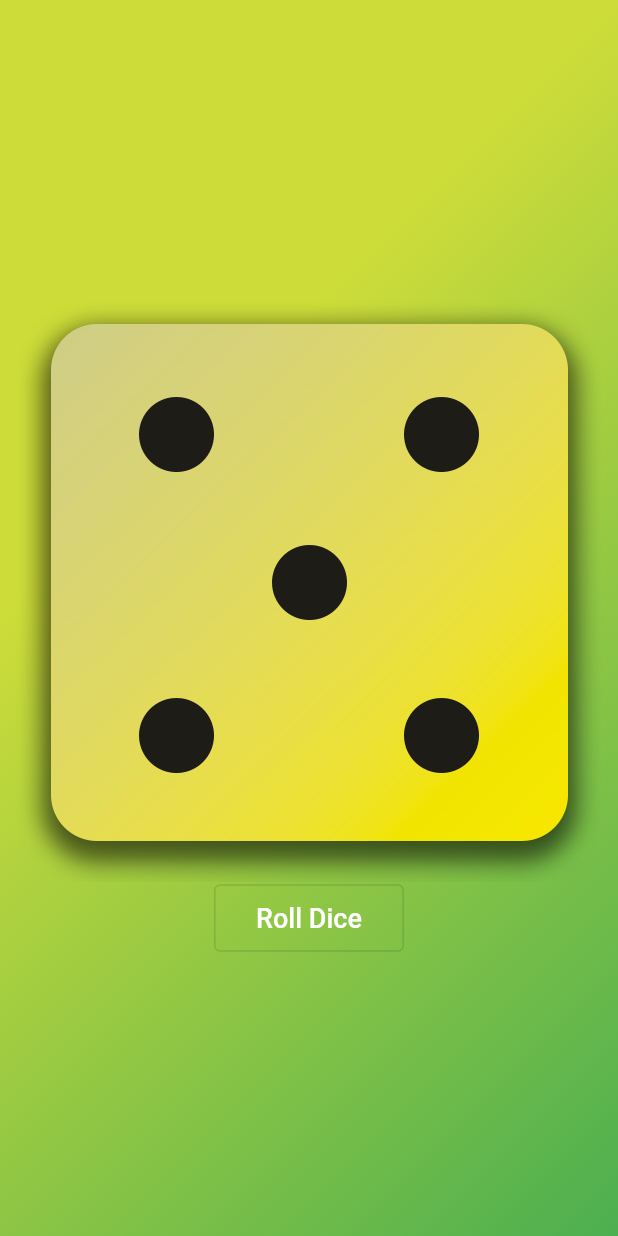
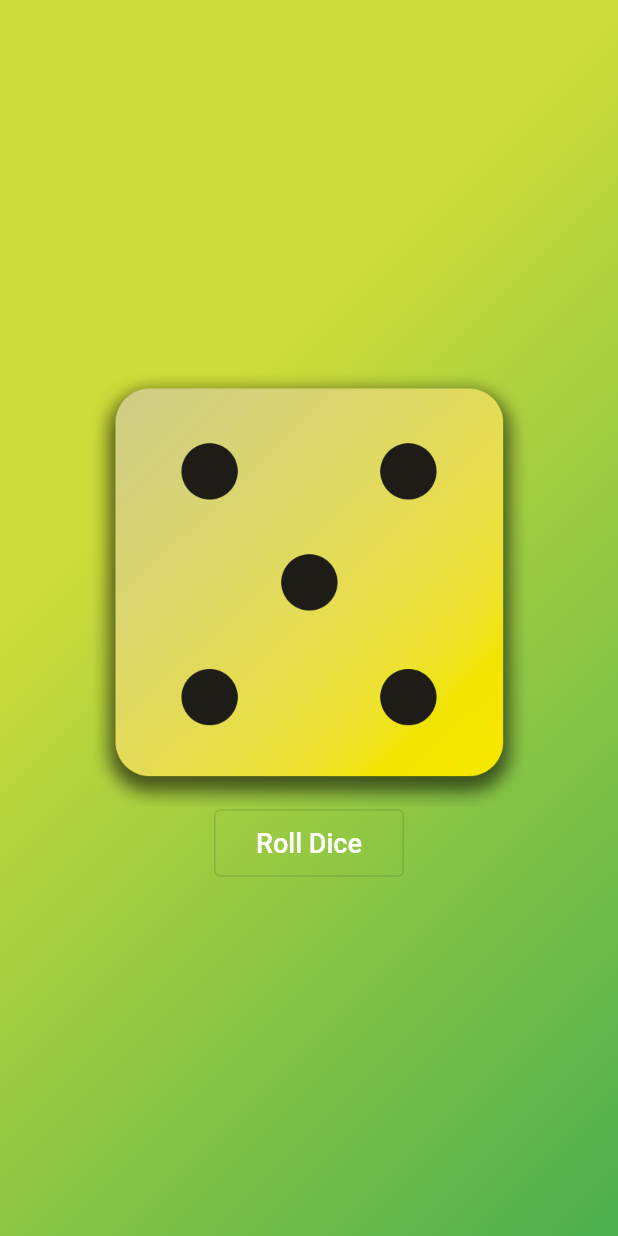
Before and after one commit to alilosoft/flutter_dice_roll, a Flutter app: the screen it shows after launch, after a tap on "Roll Dice", on a phone screen of 412 x 824 dp. Run offline on Flutter 3.47's test engine with Material 2 defaults, Android fonts, the phone set to English and light mode, and no system bars.

Commit message:
code optimisation

```diff
--- a/lib/dice_roller.dart
+++ b/lib/dice_roller.dart
@@ -10,12 +10,12 @@ class DiceRoller extends StatefulWidget {
 }
 
 class _DiceRollerState extends State<DiceRoller> {
-  var _currentDice = 'assets/images/dice-1.png';
+  var _currentDice = 1;
+  final _random = Random();
 
   void rollDice() {
-    final num = Random().nextInt(6) + 1;
     setState(() {
-      _currentDice = 'assets/images/dice-$num.png';
+      _currentDice = _random.nextInt(6) + 1;
     });
   }
 
@@ -27,7 +27,8 @@ class _DiceRollerState extends State<DiceRoller> {
         children: [
           GestureDetector(
             onTap: rollDice,
-            child: Image.asset(_currentDice, scale: 1.5),
+            child:
+                Image.asset('assets/images/dice-$_currentDice.png', scale: 2),
           ),
           OutlinedButton(
             onPressed: rollDice,
```
